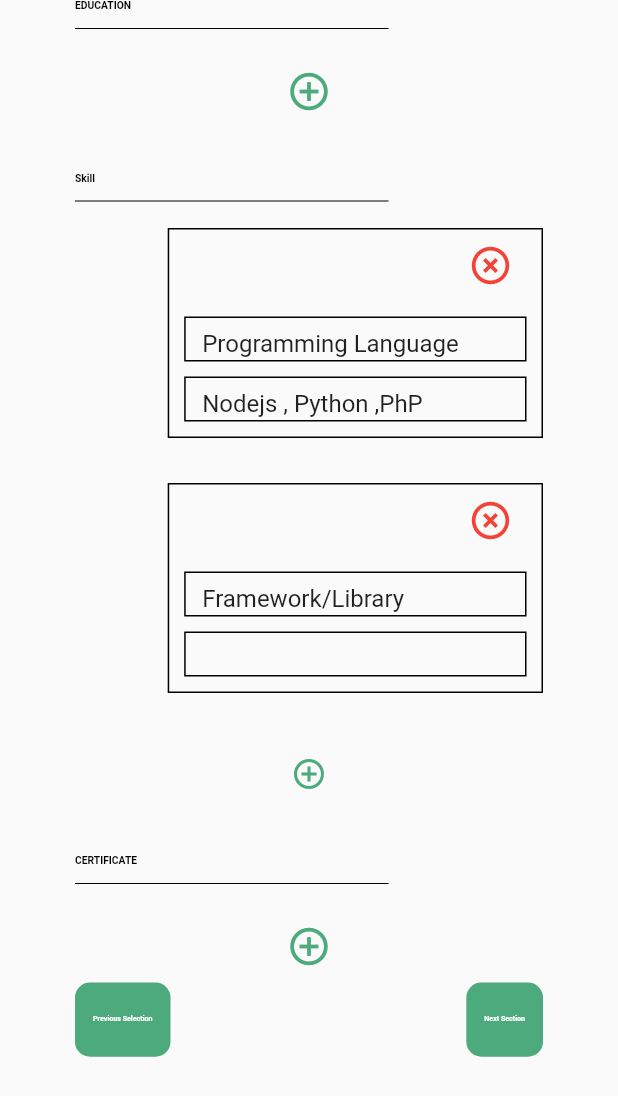
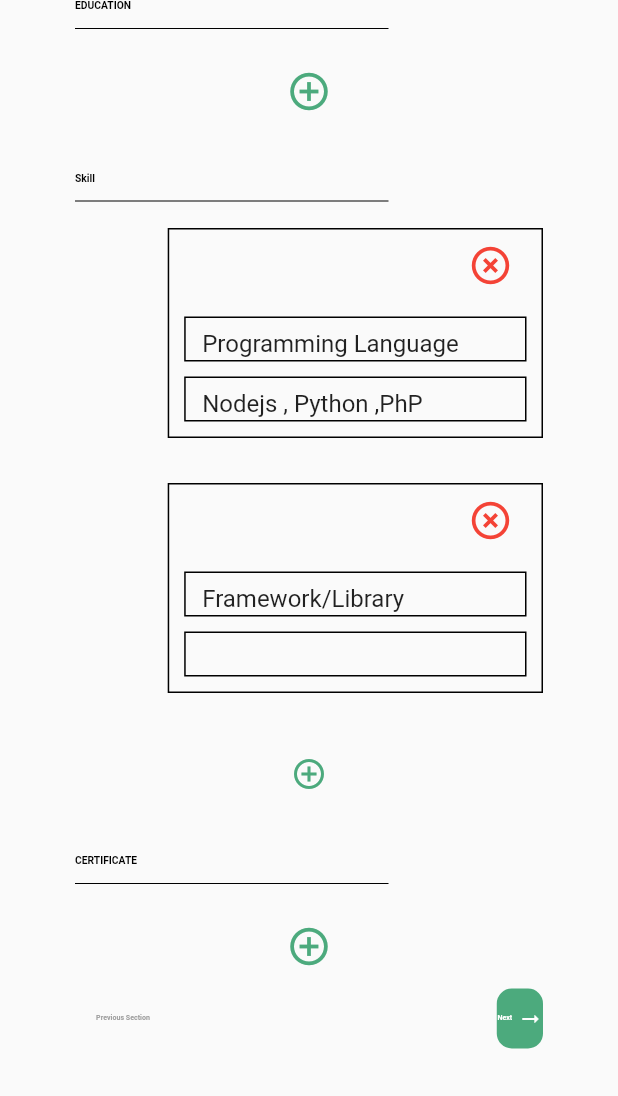
Before and after one commit to lucmichalski/cv-tool-master, a Flutter app: the SecondScreen screen opened directly with empty values, on a phone screen of 412 x 824 dp. Shown: the top 1096 px of the screen. Run offline on Flutter 3.47's test engine with Material 2 defaults, Android fonts, the phone set to English and light mode, and no system bars; our stand-ins replace bloc, equatable, flutter_bloc, flutter_easyloading, google_fonts, shared_preferences; missing offline and left inert: dart:html; accounts and stored records are empty.

Commit message:
Fix step layout

```diff
--- a/lib/common/common_ui.dart
+++ b/lib/common/common_ui.dart
@@ -8,6 +8,7 @@ import 'package:flutter_cv_maker/extensions/size_extension.dart';
 class ButtonCommon extends StatefulWidget {
   final double borderRadius;
   final double height;
+  final Icon icon;
   final EdgeInsetsGeometry padding;
   final String buttonText;
   final TextStyle textStyle;
@@ -16,11 +17,11 @@ class ButtonCommon extends StatefulWidget {
   final Gradient gradient;
   final double width;
   final bool isCircle;
-  final bool isLoading;
 
   ButtonCommon(
       {this.borderRadius,
       this.height,
+      this.icon,
       this.width,
       this.isCircle,
       @required this.buttonText,
@@ -28,7 +29,6 @@ class ButtonCommon extends StatefulWidget {
       this.padding,
       this.gradient,
       this.color,
-      this.isLoading = false,
       @required this.onClick});
 
   @override
@@ -47,19 +47,18 @@ class _ButtonCommonState extends State<ButtonCommon> {
       child: InkWell(
         customBorder: RoundedRectangleBorder(
           borderRadius:
-              BorderRadius.circular(this.widget.borderRadius ?? w * 0.005),
+              BorderRadius.circular(this.widget.borderRadius ?? w * 0.001),
         ),
         onTap: () {
           widget.onClick();
         },
         child: Container(
           width: widget.width,
-          padding: EdgeInsets.symmetric(horizontal: 12),
+          padding: EdgeInsets.symmetric(horizontal: w * 0.001, vertical: 12),
           alignment: Alignment.center,
-          height: this.widget.height ?? (h * 0.06),
           decoration: BoxDecoration(
             borderRadius: BorderRadius.all(
-                Radius.circular(this.widget.borderRadius ?? 10)),
+                Radius.circular(this.widget.borderRadius ?? w * 0.001)),
           ),
           child: Row(
             mainAxisAlignment: MainAxisAlignment.center,
@@ -69,14 +68,10 @@ class _ButtonCommonState extends State<ButtonCommon> {
                 style: widget.textStyle ?? CommonStyle.white700Size22(context),
               ),
               Visibility(
-                visible: widget.isLoading,
+                visible: widget.icon != null,
                 child: Padding(
                   padding: EdgeInsets.only(left: w * 0.01),
-                  child: CircularProgressIndicator(
-                    strokeWidth: 3,
-                    valueColor: AlwaysStoppedAnimation<Color>(Colors.white),
-                    backgroundColor: Colors.transparent,
-                  ),
+                  child: widget.icon,
                 ),
               )
             ],
@@ -315,7 +310,7 @@ class TextFieldCommon extends StatelessWidget {
   Widget build(BuildContext context) {
     var w = MediaQuery.of(context).size.width;
     return Container(
-     // height: 35,
+      // height: 35,
       child: TextFormField(
         onChanged: onChange,
         controller: controller,
--- a/lib/screens/viewPageCreatecv/section_second_screen.dart
+++ b/lib/screens/viewPageCreatecv/section_second_screen.dart
@@ -4,13 +4,15 @@ import 'package:flutter_cv_maker/common/common_style.dart';
 import 'package:flutter_cv_maker/common/common_ui.dart';
 import 'package:flutter_cv_maker/constants/constants.dart';
 import 'package:flutter_cv_maker/models/cv_model/cv_model.dart';
+
 class SecondScreen extends StatefulWidget {
   final CVModel cvModel;
-  PageController pageController ;
+  final PageController pageController;
   SecondScreen({this.pageController, this.cvModel});
   @override
   _SecondScreenState createState() => _SecondScreenState();
 }
+
 class _SecondScreenState extends State<SecondScreen> {
   String year;
   Map<String, TextEditingController> _controllerMap = {};
@@ -18,7 +20,9 @@ class _SecondScreenState extends State<SecondScreen> {
   Map<String, TextEditingController> _controllerMapCertificate = {};
   @override
   void initState() {
-    widget.cvModel.skills= [Skills(skillNm: 'Programming Language', skillData: 'Nodejs , Python ,PhP'),
+    widget.cvModel.skills = [
+      Skills(
+          skillNm: 'Programming Language', skillData: 'Nodejs , Python ,PhP'),
       Skills(
           skillNm: 'Framework/Library',
           skillData: 'ExpressJS, Codeigniter, Yii, Laravel, Cake, Magento'),
@@ -53,23 +57,43 @@ class _SecondScreenState extends State<SecondScreen> {
                 height: 10,
               ),
               _buildSkill(context),
-              SizedBox(height: 30.0,),
+              SizedBox(
+                height: 30.0,
+              ),
               HorirontalLine('CERTIFICATE'),
-              SizedBox(height: 10.0,),
+              SizedBox(
+                height: 10.0,
+              ),
               _buildCertificate(context),
               Row(
                 mainAxisAlignment: MainAxisAlignment.spaceBetween,
                 children: [
-                  ButtonCommon(buttonText: 'Previous Selection', onClick: (){
-                    if (widget.pageController.hasClients) {
-                      widget.pageController.animateToPage(
-                        0,
-                        duration: const Duration(milliseconds: 700),
-                        curve: Curves.easeInOut,
-                      );
-                    }
-                  }),
-                  ButtonCommon(buttonText: 'Next Section', onClick: (){
+                  TextButton(
+                      onPressed: () {},
+                      child: Text(
+                        'Previous Section',
+                        style: CommonStyle.white700Size22(context)
+                            .copyWith(color: Colors.grey),
+                      )),
+                  // ButtonCommon(
+                  //     buttonText: 'Previous Selection',
+                  //     onClick: () {
+                  //       if (widget.pageController.hasClients) {
+                  //         widget.pageController.animateToPage(
+                  //           0,
+                  //           duration: const Duration(milliseconds: 700),
+                  //           curve: Curves.easeInOut,
+                  //         );
+                  //       }
+                  //     }),
+                  ButtonCommon(
+                      buttonText: 'Next',
+                      icon: Icon(
+                        Icons.arrow_right_alt_outlined,
+                        size: 16,
+                        color: Colors.white,
+                      ),
+                      onClick: () {
                         if (widget.pageController.hasClients) {
                           widget.pageController.animateToPage(
                             2,
@@ -88,29 +112,29 @@ class _SecondScreenState extends State<SecondScreen> {
   }
 
   TextEditingController _generateController(String id, String value) {
-
     var key = id;
     TextEditingController controller = _controllerMap[key];
     if (controller == null) {
       controller = TextEditingController();
     }
-    // // Set text
-    controller.text = value; /// No se khong gan duoc
+    // Set text
+    controller.text = value;
     // Set cursor
     controller.selection =
         TextSelection.collapsed(offset: controller.text.length);
     _controllerMap[key] = controller;
     return controller;
   }
-  TextEditingController _generateControllerCertificate(String id, String value) {
 
+  TextEditingController _generateControllerCertificate(
+      String id, String value) {
     var key = id;
     TextEditingController controller = _controllerMapCertificate[key];
     if (controller == null) {
       controller = TextEditingController();
     }
     // // Set text
-    controller.text = value; /// No se khong gan duoc
+    controller.text = value;
     // Set cursor
     controller.selection =
         TextSelection.collapsed(offset: controller.text.length);
@@ -119,14 +143,13 @@ class _SecondScreenState extends State<SecondScreen> {
   }
 
   TextEditingController _generateControllerSkill(String id, String value) {
-
     var key = id;
     TextEditingController controller = _controllerMapSkill[key];
     if (controller == null) {
       controller = TextEditingController();
     }
     // // Set text
-    controller.text = value; /// No se khong gan duoc
+    controller.text = value;
     // Set cursor
     controller.selection =
         TextSelection.collapsed(offset: controller.text.length);
@@ -190,16 +213,15 @@ class _SecondScreenState extends State<SecondScreen> {
             children: [
               Expanded(
                 flex: 8,
-                  child:
-                  Container(
+                child: Container(
                   height: 30,
                   child: TextFormField(
-                        controller: _generateController('school-$index', widget.cvModel.educationList[index].schoolNm),
+                      controller: _generateController('school-$index',
+                          widget.cvModel.educationList[index].schoolNm),
                       onChanged: (val) {
                         widget.cvModel.educationList[index].schoolNm = val;
                       },
-                        decoration:CommonStyle.InputFormDecoration(context)
-                    ),
+                      decoration: CommonStyle.InputFormDecoration(context)),
                 ),
               ),
             ],
@@ -213,12 +235,12 @@ class _SecondScreenState extends State<SecondScreen> {
                 child: Container(
                   height: 30,
                   child: TextFormField(
-                      controller: _generateController('majors-$index', widget.cvModel.educationList[index].majorMn),
+                      controller: _generateController('majors-$index',
+                          widget.cvModel.educationList[index].majorMn),
                       onChanged: (val) {
                         widget.cvModel.educationList[index].majorMn = val;
                       },
-                      decoration:CommonStyle.InputFormDecoration(context)
-                  ),
+                      decoration: CommonStyle.InputFormDecoration(context)),
                 ),
               ),
               SizedBox(
@@ -270,14 +292,13 @@ class _SecondScreenState extends State<SecondScreen> {
     );
   }
 
-
-
   Widget _buildSkill(BuildContext context) {
     return Column(
       children: [
         Column(
           children: widget.cvModel.skills
-              .map((e) => _buildSkillsItem(context, e, widget.cvModel.skills.indexOf(e)))
+              .map((e) => _buildSkillsItem(
+                  context, e, widget.cvModel.skills.indexOf(e)))
               .toList(),
         ),
         IconButton(
@@ -324,55 +345,59 @@ class _SecondScreenState extends State<SecondScreen> {
           SizedBox(
             height: 10,
           ),
-
           Container(
             height: 30,
             child: TextFormField(
-              controller: _generateControllerSkill('skill-$index', widget.cvModel.skills[index].skillNm),
+                controller: _generateControllerSkill(
+                    'skill-$index', widget.cvModel.skills[index].skillNm),
                 onChanged: (val) {
                   widget.cvModel.skills[index].skillNm = val;
                 },
-              decoration:CommonStyle.InputFormDecoration(context)
-            ),
+                decoration: CommonStyle.InputFormDecoration(context)),
           ),
           SizedBox(
             height: 10,
           ),
-
           Container(
             height: 30,
             child: TextFormField(
-              controller: _generateControllerSkill('skilldata-$index', widget.cvModel.skills[index].skillData),
+                controller: _generateControllerSkill(
+                    'skilldata-$index', widget.cvModel.skills[index].skillData),
                 onChanged: (val) {
                   widget.cvModel.skills[index].skillData = val;
                 },
-              decoration: CommonStyle.InputFormDecoration(context)
-            ),
+                decoration: CommonStyle.InputFormDecoration(context)),
           ),
         ],
       ),
     );
   }
-  Widget _buildCertificate(BuildContext context)
-  {
+
+  Widget _buildCertificate(BuildContext context) {
     return Column(
       children: [
         Column(
-          children: widget.cvModel.certificateList.map((e) => _buildCertificationItems(context, e, widget.cvModel.certificateList.indexOf(e))).toList(),
-
+          children: widget.cvModel.certificateList
+              .map((e) => _buildCertificationItems(
+                  context, e, widget.cvModel.certificateList.indexOf(e)))
+              .toList(),
         ),
-        IconButton(icon :Icon(Icons.add_circle_outline_outlined,color: kmainColor,size: 30),
-          onPressed: (){
+        IconButton(
+          icon: Icon(Icons.add_circle_outline_outlined,
+              color: kmainColor, size: 30),
+          onPressed: () {
             setState(() {
               widget.cvModel.certificateList.add(Certificate());
             });
-          },),
+          },
+        ),
       ],
     );
   }
-  Widget _buildCertificationItems(BuildContext context,Certificate certificate , int index )
-  {
-    return  Container(
+
+  Widget _buildCertificationItems(
+      BuildContext context, Certificate certificate, int index) {
+    return Container(
       margin: EdgeInsets.only(
           bottom: 30, left: MediaQuery.of(context).size.width * 0.15),
       child: Row(
@@ -382,15 +407,18 @@ class _SecondScreenState extends State<SecondScreen> {
             child: Container(
               height: 30,
               child: TextFormField(
-                  controller: _generateControllerCertificate('certification-$index', widget.cvModel.certificateList[index].certificateNm),
+                  controller: _generateControllerCertificate(
+                      'certification-$index',
+                      widget.cvModel.certificateList[index].certificateNm),
                   onChanged: (val) {
                     widget.cvModel.certificateList[index].certificateNm = val;
                   },
-                  decoration: CommonStyle.InputFormDecoration(context)
+                  decoration: CommonStyle.InputFormDecoration(context)),
             ),
           ),
+          SizedBox(
+            width: 10,
           ),
-          SizedBox(width: 10,),
           Expanded(
             flex: 1,
             child: TextButton(
@@ -409,8 +437,8 @@ class _SecondScreenState extends State<SecondScreen> {
                             initialDate: DateTime.now(),
                             selectedDate: DateTime.now(),
                             onChanged: (DateTime dateTime) {
-                              widget.cvModel.certificateList[index].certificateYear =
-                                  dateTime.year.toString();
+                              widget.cvModel.certificateList[index]
+                                  .certificateYear = dateTime.year.toString();
                               setState(() {
                                 Navigator.pop(context);
                               });
@@ -425,7 +453,8 @@ class _SecondScreenState extends State<SecondScreen> {
                 },
                 child: Row(
                   children: [
-                    Text(widget.cvModel.certificateList[index].certificateYear ??
+                    Text(
+                        widget.cvModel.certificateList[index].certificateYear ??
                             DateTime.now().year.toString()),
                     Icon(Icons.arrow_drop_down_sharp)
                   ],
@@ -433,17 +462,15 @@ class _SecondScreenState extends State<SecondScreen> {
           ),
           Expanded(
             flex: 1,
-            child: IconButton(icon :Icon(Icons.highlight_remove,color: Colors.red,size: 30),
-            onPressed: (){
+            child: IconButton(
+              icon: Icon(Icons.highlight_remove, color: Colors.red, size: 30),
+              onPressed: () {
                 setState(() {
-               _controllerMapSkill.removeWhere((key, value) =>
-               (key == "skill-${_controllerMapSkill.length - 1}"));
                   widget.cvModel.certificateList.removeAt(index);
-               _controllerMapCertificate.removeWhere((key , value) => (key =="certification-${_controllerMapCertificate.length-1}"));
                 });
-            },),
+              },
             ),
-
+          ),
         ],
       ),
     );
```
Also changed, not shown: lib/screens/create_cv_screen.dart (+54 -22 lines), pubspec.lock. Lines whose indentation alone changed are shown as unchanged.
